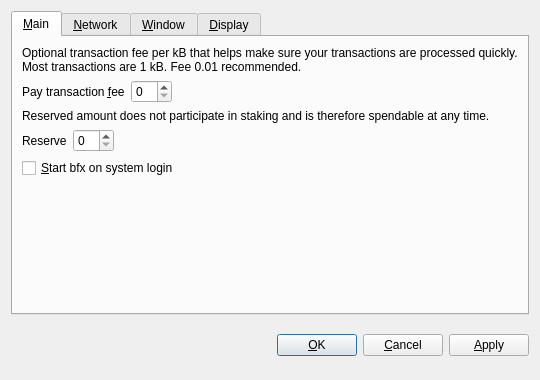
Before: the Qt Designer form wallet/qt/forms/optionsdialog.ui in sanjayg99/bfx, drawn with Qt 5.
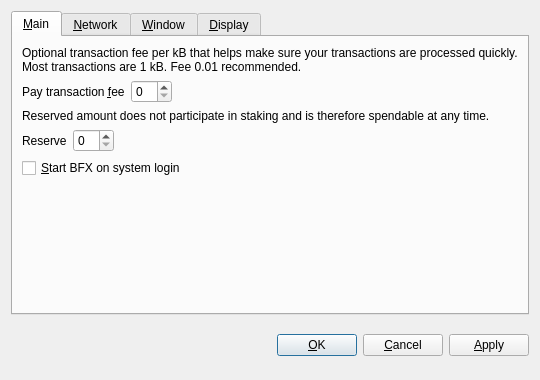
After: the same form once the commit is applied. Icons and pictures are not drawn. Custom widgets are drawn as their Qt base class.

Diff of the .ui file:
```diff
--- a/wallet/qt/forms/optionsdialog.ui
+++ b/wallet/qt/forms/optionsdialog.ui
@@ -132,7 +132,7 @@
           <string>Automatically start bfx after logging in to the system.</string>
          </property>
          <property name="text">
-          <string>&amp;Start bfx on system login</string>
+          <string>&amp;Start BFX on system login</string>
          </property>
         </widget>
        </item>
```
Left out of the diff: 10 changed lines with no effect on the pictures.
